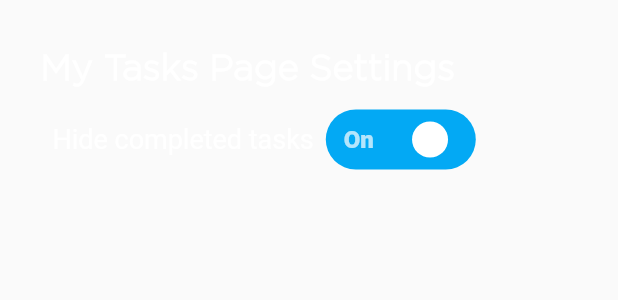
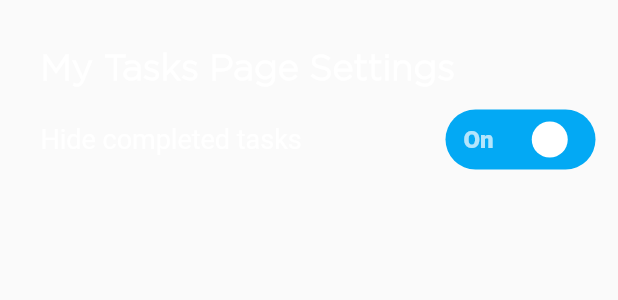
Before and after one commit to talipzenginn/get-upp, a Flutter app: the SettingsPage widget shown alone on an empty page, opened directly, after a tap on "Off", on a phone screen of 412 x 824 dp. Shown: the top 300 px of the screen. Run offline on Flutter 3.47's test engine with Material 2 defaults, Android fonts, the phone set to English and light mode, and no system bars; drawn by our look-alikes of flutter_switch; our stand-ins replace circular_check_box, flutter_holo_date_picker, font_awesome_flutter, percent_indicator, shared_preferences; accounts and stored records are empty.

Commit message:
Fixes main axis alignment problem at the settings page

```diff
--- a/lib/screens/settings_page.dart
+++ b/lib/screens/settings_page.dart
@@ -36,9 +36,10 @@ class SettingsPage extends StatelessWidget {
                 height: 15.0,
               ),
               Row(
+                mainAxisAlignment: MainAxisAlignment.spaceBetween,
                 children: [
                   Padding(
-                    padding: const EdgeInsets.only(left: 8.0, right: 8.0),
+                    padding: const EdgeInsets.only(right: 8.0),
                     child: Text(
                       'Hide completed tasks',
                       style: TextStyle(
```
